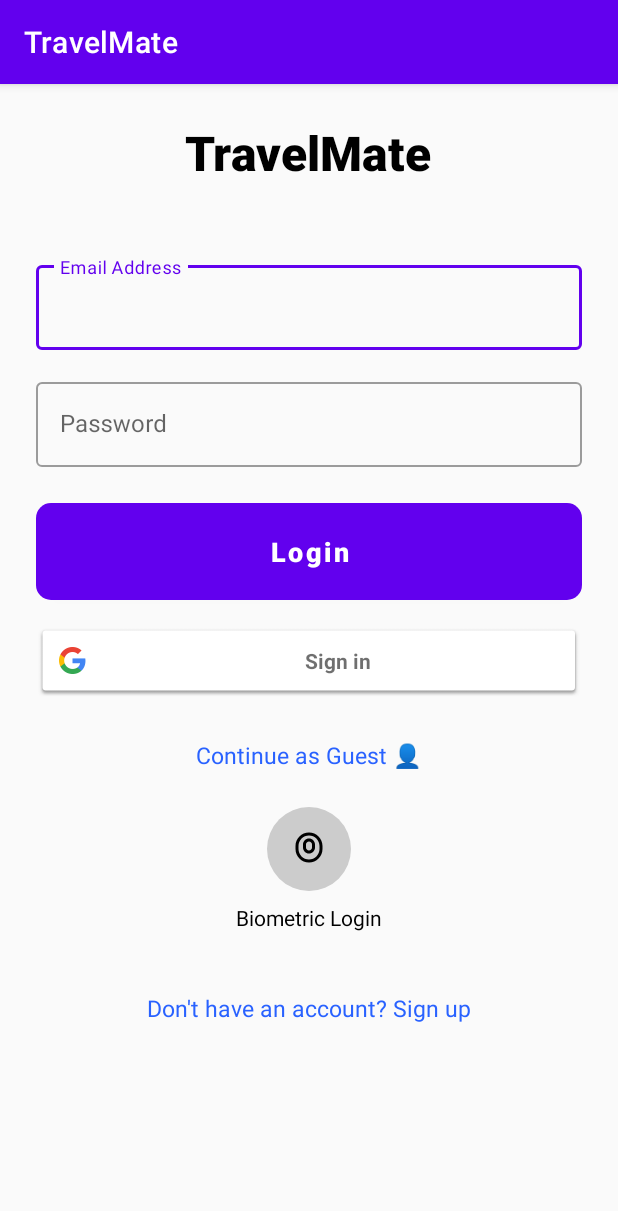
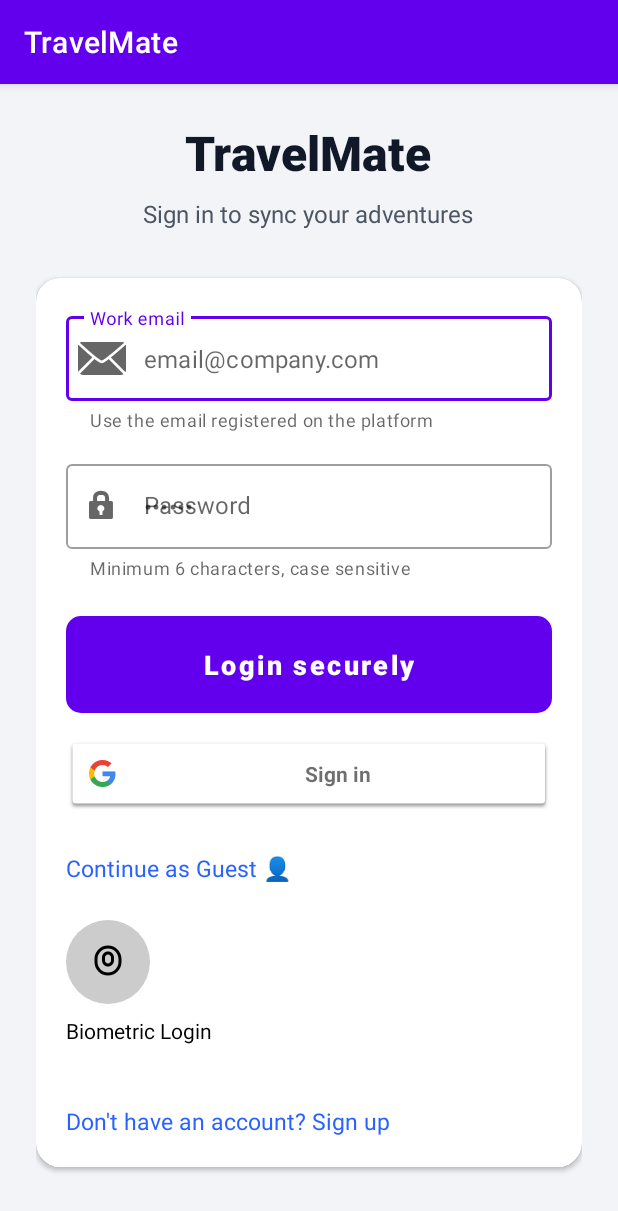
Before and after one commit to sergiu1301/mobile, an Android app: the screen it shows after launch (LoginActivity), on a phone screen of 412 x 824 dp. Shown: the top 1211 px of the screen. Run offline under Robolectric (Android 15) with nearby library versions, the phone set to English and light mode, and no system bars; our stand-ins replace Room's generated code; 4 statements that could not run were skipped.

Commit message:
Improve authentication UX and offline trip syncing

```diff
--- a/app/src/main/java/com/example/travelmate/TripAdapter.kt
+++ b/app/src/main/java/com/example/travelmate/TripAdapter.kt
@@ -26,6 +26,7 @@ class TripAdapter(
         val tvWeather: TextView = itemView.findViewById(R.id.tvTripWeather)
         val ivWeatherIcon: ImageView = itemView.findViewById(R.id.ivWeatherIcon)
         val btnDelete: ImageButton = itemView.findViewById(R.id.btnDeleteTrip) // 🆕 buton delete
+        val tvPendingBadge: TextView = itemView.findViewById(R.id.tvPendingBadge)
     }
 
     override fun onCreateViewHolder(parent: ViewGroup, viewType: Int): TripViewHolder {
@@ -40,6 +41,9 @@ class TripAdapter(
         holder.tvTitle.text = trip.title
         holder.tvDestination.text = "📍 ${trip.destination}"
         holder.tvDates.text = "🗓️ ${trip.startDate} → ${trip.endDate}"
+
+        holder.tvPendingBadge.visibility = if (trip.pendingSync) View.VISIBLE else View.GONE
+        holder.cardContainer.alpha = if (trip.pendingSync) 0.85f else 1f
 
         if (trip.weatherTemp != null && trip.weatherDescription != null) {
             holder.tvWeather.text = "${trip.weatherTemp}, ${trip.weatherDescription}"
--- a/app/src/main/java/com/example/travelmate/data/Trip.kt
+++ b/app/src/main/java/com/example/travelmate/data/Trip.kt
@@ -12,6 +12,7 @@ data class Trip(
     val endDate: String,
     val notes: String,
     val ownerEmail: String,
+    var pendingSync: Boolean = false,
     var weatherTemp: String? = null,
     var weatherDescription: String? = null
 )
--- a/app/src/main/java/com/example/travelmate/data/TripDao.kt
+++ b/app/src/main/java/com/example/travelmate/data/TripDao.kt
@@ -28,4 +28,10 @@ interface TripDao {
 
     @Query("SELECT * FROM trips WHERE id = :tripId LIMIT 1")
     suspend fun getTripById(tripId: Int): Trip?
+
+    @Query("SELECT * FROM trips WHERE pendingSync = 1")
+    suspend fun getPendingTrips(): List<Trip>
+
+    @Query("UPDATE trips SET pendingSync = :pending WHERE id = :id")
+    suspend fun updatePendingStatus(id: Int, pending: Boolean)
 }
--- a/app/src/main/java/com/example/travelmate/data/TripDatabase.kt
+++ b/app/src/main/java/com/example/travelmate/data/TripDatabase.kt
@@ -5,7 +5,7 @@ import androidx.room.Room
 import androidx.room.RoomDatabase
 import android.content.Context
 
-@Database(entities = [Trip::class, User::class], version = 9, exportSchema = false)
+@Database(entities = [Trip::class, User::class], version = 10, exportSchema = false)
 abstract class TripDatabase : RoomDatabase() {
     abstract fun tripDao(): TripDao
     abstract fun userDao(): UserDao
--- /dev/null
+++ b/app/src/main/java/com/example/travelmate/network/ApiService.kt
@@ -0,0 +1,73 @@
+package com.example.travelmate.network
+
+import android.util.Log
+import kotlinx.coroutines.Dispatchers
+import kotlinx.coroutines.withContext
+import okhttp3.MediaType.Companion.toMediaType
+import okhttp3.OkHttpClient
+import okhttp3.Request
+import okhttp3.RequestBody.Companion.toRequestBody
+import org.json.JSONObject
+import java.io.IOException
+import java.util.concurrent.TimeUnit
+
+object ApiService {
+    private const val BASE_URL = "http://10.0.2.2:8000"
+    private val jsonMediaType = "application/json; charset=utf-8".toMediaType()
+
+    private val client: OkHttpClient = OkHttpClient.Builder()
+        .callTimeout(10, TimeUnit.SECONDS)
+        .addInterceptor { chain ->
+            val builder = chain.request().newBuilder()
+            tokenProvider?.invoke()?.let { token ->
+                builder.addHeader("Authorization", "Bearer $token")
+            }
+            chain.proceed(builder.build())
+        }
+        .build()
+
+    private var tokenProvider: (() -> String?)? = null
+
+    fun setTokenProvider(provider: () -> String?) {
+        tokenProvider = provider
+    }
+
+    fun clearTokenProvider() {
+        tokenProvider = null
+    }
+
+    suspend fun postJson(
+        endpoint: String,
+        payload: JSONObject,
+        requiresAuth: Boolean = false,
+        tokenOverride: String? = null
+    ): Result<JSONObject> = withContext(Dispatchers.IO) {
+        try {
+            val body = payload.toString().toRequestBody(jsonMediaType)
+            val requestBuilder = Request.Builder()
+                .url("$BASE_URL$endpoint")
+                .post(body)
+                .addHeader("Content-Type", jsonMediaType.toString())
+
+            val token = tokenOverride ?: tokenProvider?.invoke()
+            if (requiresAuth && !token.isNullOrBlank()) {
+                requestBuilder.addHeader("Authorization", "Bearer $token")
+            } else if (requiresAuth) {
+                return@withContext Result.failure(IOException("Missing auth token"))
+            }
+
+            client.newCall(requestBuilder.build()).execute().use { response ->
+                val content = response.body?.string() ?: ""
+                if (!response.isSuccessful) {
+                    Log.e("ApiService", "POST $endpoint failed: ${response.code} -> $content")
+                    return@withContext Result.failure(IOException("${response.code}"))
+                }
+
+                return@withContext Result.success(JSONObject(content.ifBlank { "{}" }))
+            }
+        } catch (e: Exception) {
+            Log.e("ApiService", "POST $endpoint exception", e)
+            Result.failure(e)
+        }
+    }
+}
--- a/app/src/main/java/com/example/travelmate/repository/TripRepository.kt
+++ b/app/src/main/java/com/example/travelmate/repository/TripRepository.kt
@@ -17,6 +17,12 @@ class TripRepository(private val tripDao: TripDao) {
         tripDao.updateWeather(id, temp, description)
     }
 
+    suspend fun getPendingTrips(): List<Trip> = tripDao.getPendingTrips()
+
+    suspend fun updatePendingStatus(id: Int, pending: Boolean) {
+        tripDao.updatePendingStatus(id, pending)
+    }
+
     suspend fun getTripsForUser(email: String): List<Trip> {
         return tripDao.getTripsByUser(email)
     }
--- a/app/src/main/java/com/example/travelmate/ui/activities/AddTripActivity.kt
+++ b/app/src/main/java/com/example/travelmate/ui/activities/AddTripActivity.kt
@@ -136,7 +136,8 @@ class AddTripActivity : AppCompatActivity() {
             startDate = startDate,
             endDate = endDate,
             notes = notes,
-            ownerEmail = ownerEmail
+            ownerEmail = ownerEmail,
+            pendingSync = !isOnline()
         )
 
         if (isOnline()) {
@@ -177,7 +178,8 @@ class AddTripActivity : AppCompatActivity() {
             startDate = startDate,
             endDate = endDate,
             notes = notes,
-            ownerEmail = ownerEmail
+            ownerEmail = ownerEmail,
+            pendingSync = !isOnline()
         )
 
         if (isOnline()) {
--- a/app/src/main/java/com/example/travelmate/ui/activities/LoginActivity.kt
+++ b/app/src/main/java/com/example/travelmate/ui/activities/LoginActivity.kt
@@ -18,6 +18,7 @@ import androidx.security.crypto.MasterKey
 import com.example.travelmate.R
 import com.example.travelmate.data.TripDatabase
 import com.example.travelmate.data.User
+import com.example.travelmate.network.ApiService
 import com.example.travelmate.network.RemoteServerClient
 import com.example.travelmate.repository.UserRepository
 import com.google.android.gms.auth.api.signin.GoogleSignIn
@@ -89,6 +90,8 @@ class LoginActivity : AppCompatActivity() {
             EncryptedSharedPreferences.PrefValueEncryptionScheme.AES256_GCM
         )
 
+        ApiService.setTokenProvider { securePrefs.getString("auth_token", null) }
+
         val db = TripDatabase.getDatabase(this)
         userRepository = UserRepository(db.userDao())
 
@@ -122,7 +125,9 @@ class LoginActivity : AppCompatActivity() {
         }
 
         btnGoogle.setOnClickListener {
-            startActivityForResult(googleSignInClient.signInIntent, RC_SIGN_IN)
+            googleSignInClient.signOut().addOnCompleteListener {
+                startActivityForResult(googleSignInClient.signInIntent, RC_SIGN_IN)
+            }
         }
 
         btnBiometric.setOnClickListener {
--- a/app/src/main/java/com/example/travelmate/ui/activities/ManageUsersActivity.kt
+++ b/app/src/main/java/com/example/travelmate/ui/activities/ManageUsersActivity.kt
@@ -26,6 +26,7 @@ class ManageUsersActivity : AppCompatActivity() {
     private lateinit var tvNoUsers: TextView
     private lateinit var btnLogout: Button
     private lateinit var tvAdminTitle: TextView
+    private lateinit var btnAddLocation: Button
 
     override fun onCreate(savedInstanceState: Bundle?) {
         super.onCreate(savedInstanceState)
@@ -38,6 +39,7 @@ class ManageUsersActivity : AppCompatActivity() {
         tvNoUsers = findViewById(R.id.tvNoUsers)
         btnLogout = findViewById(R.id.btnLogout)
         tvAdminTitle = findViewById(R.id.tvAdminTitle)
+        btnAddLocation = findViewById(R.id.btnAddLocation)
 
         val db = TripDatabase.getDatabase(this)
         userRepository = UserRepository(db.userDao())
@@ -74,6 +76,10 @@ class ManageUsersActivity : AppCompatActivity() {
 
         btnLogout.setOnClickListener {
             startActivity(Intent(this, SettingsActivity::class.java))
+        }
+
+        btnAddLocation.setOnClickListener {
+            startActivity(Intent(this, AddTripActivity::class.java))
         }
     }
 
--- a/app/src/main/java/com/example/travelmate/ui/activities/SettingsActivity.kt
+++ b/app/src/main/java/com/example/travelmate/ui/activities/SettingsActivity.kt
@@ -13,6 +13,7 @@ import androidx.security.crypto.EncryptedSharedPreferences
 import androidx.security.crypto.MasterKey
 import com.example.travelmate.R
 import com.example.travelmate.data.TripDatabase
+import com.example.travelmate.network.ApiService
 import com.example.travelmate.repository.UserRepository
 import com.google.android.material.snackbar.Snackbar
 import kotlinx.coroutines.Dispatchers
@@ -99,8 +100,11 @@ class SettingsActivity : AppCompatActivity() {
                 securePrefs.edit().apply {
                     remove("email")
                     remove("role")
+                    remove("auth_token")
                     apply()
                 }
+
+                ApiService.clearTokenProvider()
 
                 Snackbar.make(tvLogout, "Logged out successfully 👋", Snackbar.LENGTH_SHORT)
                     .setBackgroundTint(ContextCompat.getColor(this@SettingsActivity, android.R.color.holo_red_dark))
--- /dev/null
+++ b/app/src/main/res/drawable/bg_tag_pending.xml
@@ -0,0 +1,5 @@
+<shape xmlns:android="http://schemas.android.com/apk/res/android" android:shape="rectangle">
+    <solid android:color="#FFF3E0" />
+    <corners android:radius="12dp" />
+    <stroke android:width="1dp" android:color="#FF9800" />
+</shape>
--- a/app/src/main/res/layout/activity_login.xml
+++ b/app/src/main/res/layout/activity_login.xml
@@ -1,9 +1,11 @@
 <?xml version="1.0" encoding="utf-8"?>
 <ScrollView xmlns:android="http://schemas.android.com/apk/res/android"
     xmlns:tools="http://schemas.android.com/tools"
+    xmlns:app="http://schemas.android.com/apk/res-auto"
+    xmlns:card_view="http://schemas.android.com/apk/res-auto"
     android:layout_width="match_parent"
     android:layout_height="match_parent"
-    android:background="#FAFAFA"
+    android:background="#F2F4F7"
     android:padding="24dp"
     android:fillViewport="true"
     tools:context=".ui.activities.LoginActivity">
@@ -22,24 +24,49 @@
             android:text="TravelMate"
             android:textSize="32sp"
             android:textStyle="bold"
-            android:textColor="#000000"
-            android:layout_marginBottom="48dp"
+            android:textColor="#111827"
+            android:layout_marginBottom="8dp"
             android:fontFamily="sans-serif-medium" />
+
+        <TextView
+            android:layout_width="wrap_content"
+            android:layout_height="wrap_content"
+            android:text="Sign in to sync your adventures"
+            android:textColor="#4B5563"
+            android:textSize="16sp"
+            android:layout_marginBottom="32dp" />
+
+        <androidx.cardview.widget.CardView
+            android:layout_width="match_parent"
+            android:layout_height="wrap_content"
+            android:layout_marginBottom="24dp"
+            android:elevation="6dp"
+            android:foreground="?attr/selectableItemBackground"
+            card_view:cardCornerRadius="16dp">
+
+            <LinearLayout
+                android:layout_width="match_parent"
+                android:layout_height="wrap_content"
+                android:orientation="vertical"
+                android:padding="20dp">
 
         <!-- 🔹 Email input -->
                 <com.google.android.material.textfield.TextInputLayout
                     android:id="@+id/inputLayoutEmail"
                     android:layout_width="match_parent"
                     android:layout_height="wrap_content"
-            android:hint="Email Address"
+                    android:hint="Work email"
                     style="@style/Widget.MaterialComponents.TextInputLayout.OutlinedBox"
-            android:layout_marginBottom="16dp">
+                    android:layout_marginBottom="16dp"
+                    app:startIconDrawable="@android:drawable/ic_dialog_email"
+                    app:helperText="Use the email registered on the platform">
 
                     <com.google.android.material.textfield.TextInputEditText
                         android:id="@+id/etEmail"
                         android:layout_width="match_parent"
                         android:layout_height="wrap_content"
-                android:inputType="textEmailAddress" />
+                        android:inputType="textEmailAddress"
+                        android:hint="email@company.com" />
                 </com.google.android.material.textfield.TextInputLayout>
 
                 <com.google.android.material.textfield.TextInputLayout
@@ -48,20 +75,23 @@
                     android:layout_height="wrap_content"
                     android:hint="Password"
                     style="@style/Widget.MaterialComponents.TextInputLayout.OutlinedBox"
-            android:layout_marginBottom="24dp">
+                    android:layout_marginBottom="24dp"
+                    app:startIconDrawable="@android:drawable/ic_lock_idle_lock"
+                    app:helperText="Minimum 6 characters, case sensitive">
 
                     <com.google.android.material.textfield.TextInputEditText
                         android:id="@+id/etPassword"
                         android:layout_width="match_parent"
                         android:layout_height="wrap_content"
-                android:inputType="textPassword" />
+                        android:inputType="textPassword"
+                        android:hint="••••••" />
                 </com.google.android.material.textfield.TextInputLayout>
 
                 <Button
                     android:id="@+id/btnLogin"
                     android:layout_width="match_parent"
                     android:layout_height="wrap_content"
-            android:text="Login"
+                    android:text="Login securely"
                     android:textAllCaps="false"
                     android:textStyle="bold"
                     android:textSize="18sp"
@@ -124,6 +154,8 @@
                     android:textColor="#2962FF"
                     android:layout_marginTop="24dp"
                     android:textSize="15sp" />
+            </LinearLayout>
+        </androidx.cardview.widget.CardView>
 
     </LinearLayout>
 </ScrollView>
```
Also changed, not shown: app/src/main/java/com/example/travelmate/network/RemoteServerClient.kt (+13 -76 lines), app/src/main/java/com/example/travelmate/ui/activities/TripListActivity.kt (+23 -0 lines), app/src/main/java/com/example/travelmate/utils/PendingSyncManager.kt (added, +32 -0 lines), app/src/main/res/layout/activity_manage_users.xml (+11 -0 lines), app/src/main/res/layout/item_trip.xml (+24 -1 lines). Lines whose indentation alone changed are shown as unchanged.
